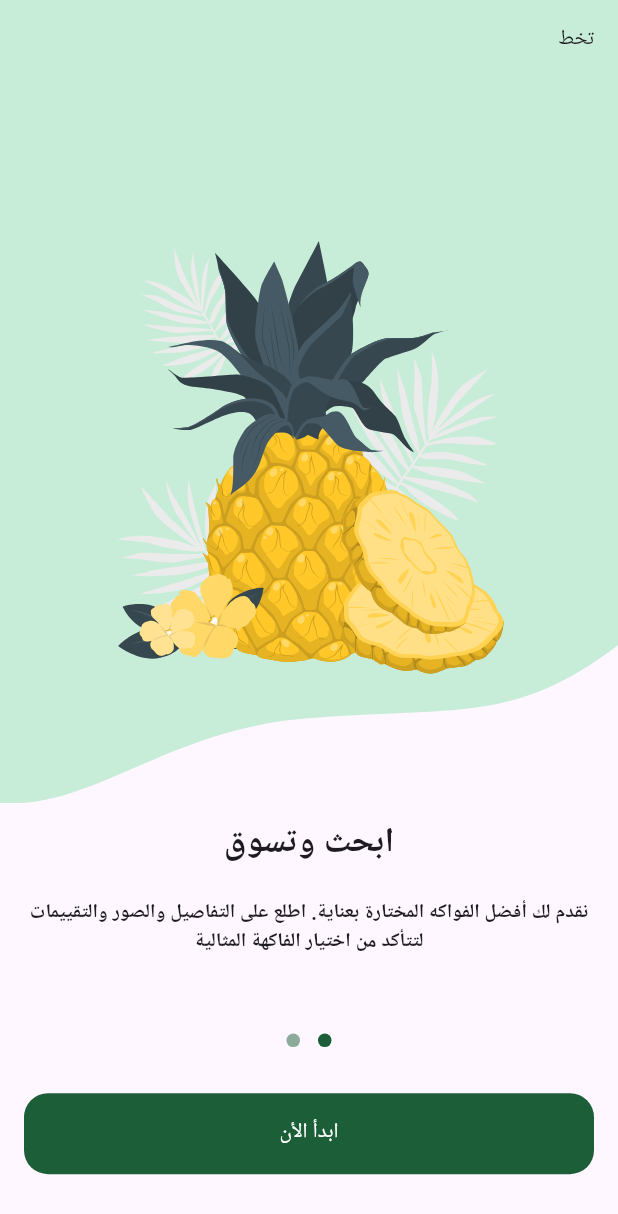
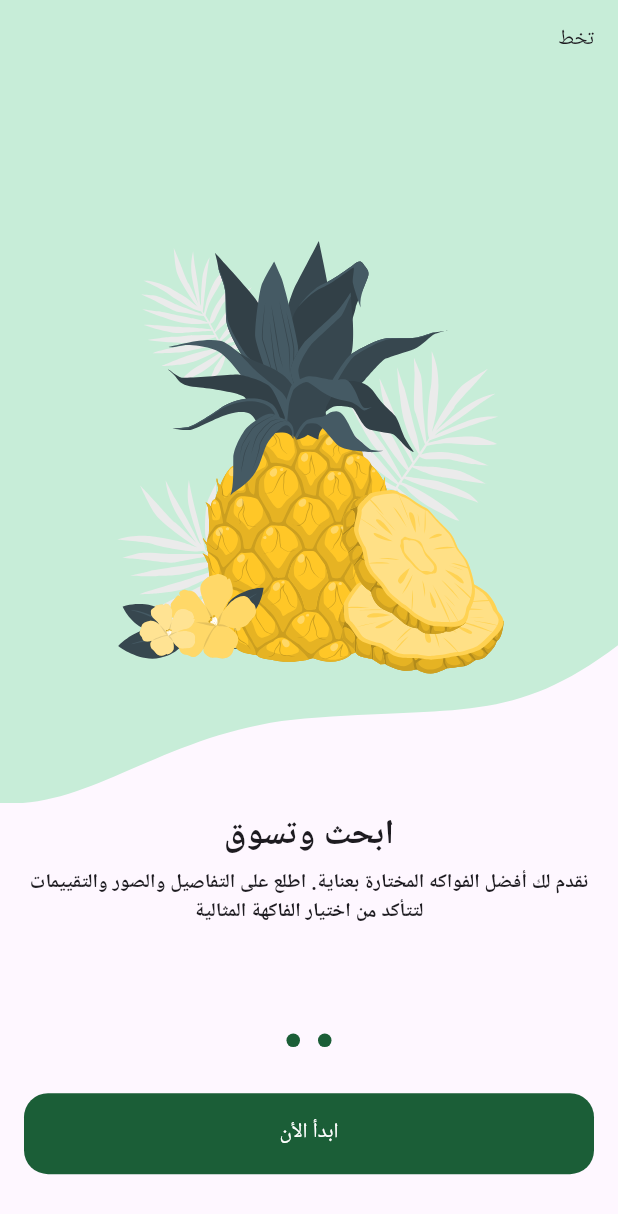
Before and after one commit to elspaey/frout-e-comerce-app, a Flutter app: the screen it shows after launch, swiped to page 2, on a phone screen of 412 x 824 dp. Shown: the top 1214 px of the screen. Run offline on Flutter 3.47's test engine with Material 3 defaults, Android fonts, the light colour scheme and no system bars; drawn by our look-alikes of dots_indicator; our stand-ins replace flutter_svg, google_fonts; Roboto replaces fonts that are missing (Cairo).

Commit message:
finesh logic in page view

```diff
--- a/lib/features/onBoarding/presentation/views/custom_widgets/page_view_item.dart
+++ b/lib/features/onBoarding/presentation/views/custom_widgets/page_view_item.dart
@@ -8,10 +8,12 @@ class PageViewItem extends StatelessWidget {
       required this.image,
       required this.backGroundImage,
       required this.subtitle,
-      required this.title});
+      required this.title,
+      required this.isVisable});
   final String image, backGroundImage;
   final String subtitle;
   final Widget title;
+  final bool isVisable;
   @override
   Widget build(BuildContext context) {
     return Column(
@@ -35,19 +37,22 @@ class PageViewItem extends StatelessWidget {
                   image,
                 ),
               ),
-              Padding(
-                padding: const EdgeInsets.all(16),
-                child: Text("تخط"),
+              Visibility(
+                visible: isVisable,
+                child: Padding(
+                  padding: const EdgeInsets.all(16),
+                  child: Text("تخط"),
+                ),
               )
             ],
           ),
         ),
         SizedBox(
-          height: 10,
+          height: 5,
         ),
         title,
         SizedBox(
-          height: 20,
+          height: 5,
         ),
         Padding(
           padding: const EdgeInsets.symmetric(horizontal: 16),
@@ -56,7 +61,7 @@ class PageViewItem extends StatelessWidget {
             style: Styles.textStyleSemibold13,
             textAlign: TextAlign.center,
           ),
-        )
+        ),
       ],
     );
   }
--- a/lib/features/onBoarding/presentation/views/widgets/on_boarding_page_view.dart
+++ b/lib/features/onBoarding/presentation/views/widgets/on_boarding_page_view.dart
@@ -5,13 +5,19 @@ import 'package:frout_ecomerce_app/core/utils/assets_imeges_class.dart';
 import 'package:frout_ecomerce_app/features/onBoarding/presentation/views/custom_widgets/page_view_item.dart';
 
 class onBoardingPageView extends StatelessWidget {
-  const onBoardingPageView({super.key});
+  const onBoardingPageView({super.key, required this.pageController});
+  final PageController pageController;
 
   @override
   Widget build(BuildContext context) {
     return PageView(
+      controller: pageController,
       children: [
         PageViewItem(
+            isVisable: (pageController.hasClients
+                    ? pageController.page!.round() == 0
+                    : 0) ==
+                0,
             image: Assets.imagesPageViewPage1Image,
             backGroundImage: Assets.imagesPageViewPage1Background,
             subtitle:
@@ -36,6 +42,9 @@ class onBoardingPageView extends StatelessWidget {
               ],
             )),
         PageViewItem(
+          isVisable:
+              (pageController.hasClients ? pageController.page!.round() : 0) !=
+                  0,
           image: Assets.imagesPageViewPage2Image,
           backGroundImage: Assets.imagesPageViewPage2Background,
           subtitle:
--- a/lib/features/onBoarding/presentation/views/widgets/on_boardingview_body.dart
+++ b/lib/features/onBoarding/presentation/views/widgets/on_boardingview_body.dart
@@ -4,26 +4,60 @@ import 'package:frout_ecomerce_app/core/utils/app_color.dart';
 import 'package:frout_ecomerce_app/core/mainWidgets/custom_buttom.dart';
 import 'package:frout_ecomerce_app/features/onBoarding/presentation/views/widgets/on_boarding_page_view.dart';
 
-class OnBoardingViewBody extends StatelessWidget {
+class OnBoardingViewBody extends StatefulWidget {
   const OnBoardingViewBody({super.key});
+
+  @override
+  State<OnBoardingViewBody> createState() => _OnBoardingViewBodyState();
+}
+
+class _OnBoardingViewBodyState extends State<OnBoardingViewBody> {
+  late PageController pageController;
+  var currentPage = 0;
+  @override
+  void initState() {
+    super.initState();
+    pageController = PageController();
+    pageController.addListener(() {
+      currentPage = pageController.page!.round();
+      setState(() {});
+    });
+  }
+
+  @override
+  void dispose() {
+    pageController.dispose();
+    super.dispose();
+  }
 
   @override
   Widget build(BuildContext context) {
     return Column(
       children: [
-        Expanded(child: onBoardingPageView()),
+        Expanded(
+            child: onBoardingPageView(
+          pageController: pageController,
+        )),
         DotsIndicator(
           dotsCount: 2,
           decorator: DotsDecorator(
               activeColor: AppColor.primaryColor,
-              color: AppColor.primaryColor.withValues(alpha: 0.5)),
+              color: currentPage == 1
+                  ? AppColor.primaryColor
+                  : AppColor.primaryColor.withValues(alpha: 0.5)),
         ),
         SizedBox(
           height: MediaQuery.of(context).size.height * 0.03,
         ),
-        Padding(
-          padding: const EdgeInsets.symmetric(horizontal: 16),
-          child: CustomButtom(onPressed: () {}, text: "ابدأ الأن"),
+        Visibility(
+          visible: currentPage == 1 ? true : false,
+          maintainSize: true,
+          maintainAnimation: true,
+          maintainState: true,
+          child: Padding(
+            padding: const EdgeInsets.symmetric(horizontal: 16),
+            child: CustomButtom(onPressed: () {}, text: "ابدأ الأن"),
+          ),
         ),
         SizedBox(
           height: MediaQuery.of(context).size.height * 0.05,
```
